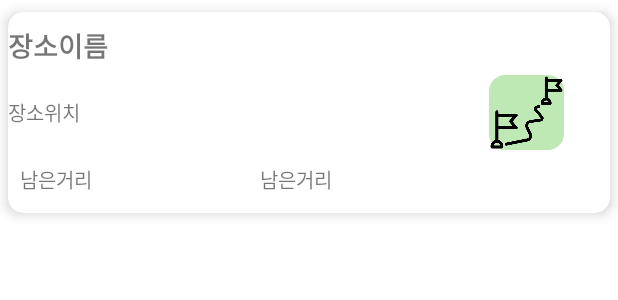
After one commit to gkdnfka/Travel_Together, an Android app: the layout bring_drawer_layout_item.xml on its own in the app's theme, with its tools: preview values and no code run, on a phone screen of 412 x 824 dp. The commit adds this screen. Shown: the top 300 px of the screen. Run offline under Robolectric (Android 15) with nearby library versions, the phone set to English and light mode, and no system bars.

Commit message:
내용 업데이트용 커밋

```diff
--- a/android/Capstone_Design/app/build.gradle
+++ b/android/Capstone_Design/app/build.gradle
@@ -74,6 +74,10 @@ dependencies {
     implementation 'com.google.android.gms:play-services-location:19.0.1'
     implementation 'com.google.firebase:firebase-analytics-ktx'
 
+    //drawlayout을 위한 의존성 추가
+    implementation 'androidx.legacy:legacy-support-v4:1.0.0' // DrawerLayout
+    implementation 'com.google.android.material:material:1.0.0' // NavigationView
+
 
 
     // @솔빈
--- /dev/null
+++ b/android/Capstone_Design/app/src/main/res/layout/bring_drawer_layout_item.xml
@@ -0,0 +1,92 @@
+<?xml version="1.0" encoding="utf-8"?>
+<androidx.appcompat.widget.LinearLayoutCompat
+    xmlns:android="http://schemas.android.com/apk/res/android"
+    xmlns:app="http://schemas.android.com/apk/res-auto"
+    xmlns:tools="http://schemas.android.com/tools"
+    android:layout_width="match_parent"
+    android:layout_height="150dp"
+    android:orientation="horizontal"
+
+    >
+
+    <androidx.cardview.widget.CardView
+        android:layout_width="match_parent"
+        app:cardCornerRadius="10dp"
+        app:cardPreventCornerOverlap="false"
+        android:layout_height="match_parent"
+        app:cardElevation="5dp"
+        app:cardUseCompatPadding="true"
+        >
+        <LinearLayout
+            android:layout_width="match_parent"
+            android:layout_height="match_parent"
+            android:orientation="horizontal"
+            android:weightSum="10">
+            <LinearLayout
+                android:layout_width="0dp"
+                android:layout_height="match_parent"
+                android:layout_weight="8"
+                android:orientation="vertical"
+                android:weightSum="3">
+                <TextView
+                    android:layout_width="match_parent"
+                    android:layout_height="0dp"
+                    android:layout_weight="1"
+                    android:text="장소이름"
+                    android:textSize="18dp"
+                    android:textStyle="bold"
+                    android:gravity="center|left"
+                    android:id="@+id/bring_drawer_placename"/>
+                <TextView
+                    android:layout_width="match_parent"
+                    android:layout_height="0dp"
+                    android:layout_weight="1"
+                    android:text="장소위치"
+                    android:textSize="13dp"
+                    android:gravity="center|left"
+                    android:id="@+id/bring_drawer_placeaddr"/>
+                <LinearLayout
+                    android:layout_width="match_parent"
+                    android:layout_height="0dp"
+                    android:layout_weight="1"
+
+                    android:weightSum="10"
+                    android:orientation="horizontal">
+                    <TextView
+                        android:layout_width="0dp"
+                        android:layout_height="match_parent"
+                        android:layout_weight="2"
+                        android:text="남은거리"
+                        android:textSize="13dp"
+                        android:gravity="center"/>
+                    <TextView
+                        android:layout_width="0dp"
+                        android:layout_height="match_parent"
+                        android:layout_weight="8"
+                        android:text="남은거리"
+                        android:textSize="13dp"
+                        android:id="@+id/remainingDistance"
+                        android:gravity="center"/>
+
+                </LinearLayout>
+
+
+            </LinearLayout>
+            <LinearLayout
+                android:layout_width="0dp"
+                android:layout_height="match_parent"
+                android:layout_weight="2">
+                <ImageButton
+                    android:layout_width="50dp"
+                    android:layout_height="50dp"
+                    android:background="@drawable/btn_background"
+                    android:layout_gravity="center|left"
+                    android:id="@+id/drawerDestination"
+                    android:scaleType="fitCenter"
+                    android:src="@drawable/path_icon"/>
+            </LinearLayout>
+        </LinearLayout>
+    </androidx.cardview.widget.CardView>
+
+
+</androidx.appcompat.widget.LinearLayoutCompat>
```
Also changed, not shown: android/Capstone_Design/app/src/main/AndroidManifest.xml (+7 -2 lines), android/Capstone_Design/app/src/main/java/com/example/capstone_design/Adapterset/PostBringDetailAdapter.kt (added, +58 -0 lines), android/Capstone_Design/app/src/main/java/com/example/capstone_design/Dataset/PlaceInfo.kt (+12 -10 lines), android/Capstone_Design/app/src/main/java/com/example/capstone_design/Fragmentset/PostBring_Detail.kt (+156 -15 lines), android/Capstone_Design/app/src/main/res/drawable/border_layout.xml (added, +11 -0 lines), android/Capstone_Design/app/src/main/res/drawable/foodstore.xml (added, +10 -0 lines), android/Capstone_Design/app/src/main/res/drawable/sleep.xml (added, +10 -0 lines), android/Capstone_Design/app/src/main/res/layout/bring_drawer_layout.xml (added, +12 -0 lines), android/Capstone_Design/app/src/main/res/layout/post_bring_detail.xml (+86 -25 lines), 1 other file.
